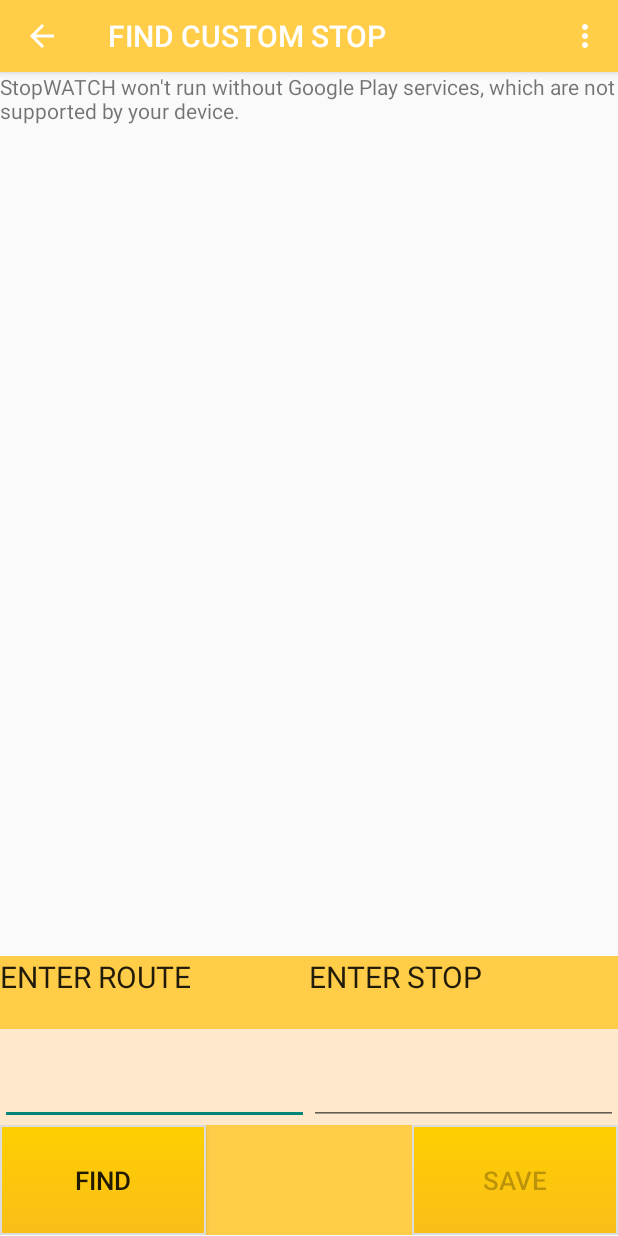
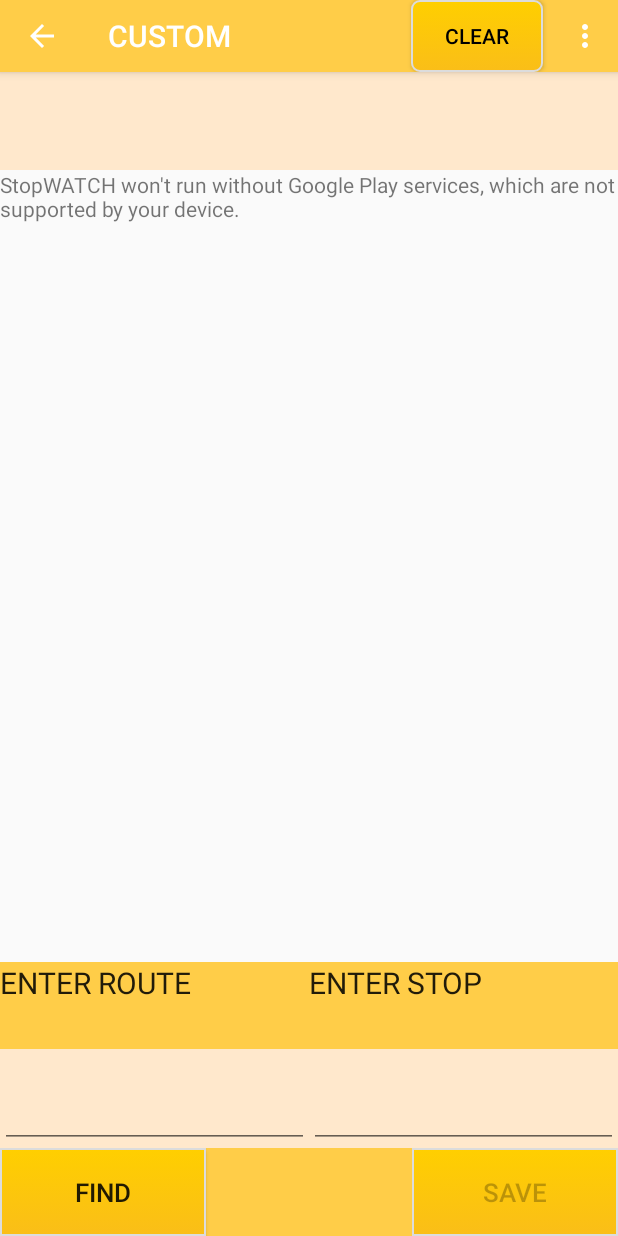
Before and after one commit to brendanwhitebw/stopwatchproject, an Android app: the CustomInput screen opened directly, with no data from a screen before it, after a tap on "FIND", on a phone screen of 412 x 824 dp. Run offline under Robolectric (Android 15) with nearby library versions, the phone set to English and light mode, and no system bars; 1 statement that could not run was skipped; 1 other tap on this screen came first.

Commit message:
address bar added, clear button

```diff
--- a/app/src/main/java/com/eagerbeavers/stopwatch/CustomInput.java
+++ b/app/src/main/java/com/eagerbeavers/stopwatch/CustomInput.java
@@ -35,7 +35,7 @@ import java.util.Locale;
 
 public class CustomInput extends AppCompatActivity implements OnMapReadyCallback {
 
-    EditText StopText,RouteText;
+    EditText StopText,RouteText,AddressText;
     Button AddStop,FindButton;
     private GoogleMap mMap;
     Double lat, lng;
@@ -51,6 +51,7 @@ public class CustomInput extends AppCompatActivity implements OnMapReadyCallback
         setSupportActionBar(toolbar);
         getSupportActionBar().setDisplayHomeAsUpEnabled(true);  // set up toolbar
 
+        AddressText = (EditText)findViewById(R.id.addressText);
         RouteText = (EditText)findViewById(R.id.RouteText);
         StopText = (EditText)findViewById(R.id.StopText);
         AddStop = (Button)findViewById(R.id.AddStop);
@@ -92,7 +93,7 @@ public class CustomInput extends AppCompatActivity implements OnMapReadyCallback
 
     public void FindButton(View view) // find button listener
     {
-        String location = StopText.getText().toString();
+        String location = AddressText.getText().toString();
         mMap.clear(); // clear markers
         List<Address> addressList = null;  // create address list
         if(location != null && !location.equals("")) // if location text field is not empty
@@ -141,9 +142,14 @@ public class CustomInput extends AppCompatActivity implements OnMapReadyCallback
 
         }
         else{
-            Toast toast = Toast.makeText(getApplicationContext(), "Enter stop name", Toast.LENGTH_SHORT);
+            Toast toast = Toast.makeText(getApplicationContext(), "Enter Address", Toast.LENGTH_SHORT);
             toast.show();
         }
+    }
+
+    public void Clear(View view) // button listener
+    {
+        AddressText.setText("");
     }
 
     @Override
--- a/app/src/main/res/layout/activity_custom_input.xml
+++ b/app/src/main/res/layout/activity_custom_input.xml
@@ -18,7 +18,19 @@
             android:layout_width="match_parent"
             android:layout_height="48dp"
             android:background="@color/background"
-            app:popupTheme="@style/AppTheme.PopupOverlay" />
+            app:popupTheme="@style/AppTheme.PopupOverlay">
+
+        <Button
+            android:layout_width="wrap_content"
+            android:layout_height="wrap_content"
+            android:layout_gravity="right"
+            android:textColor="#000"
+            android:text="Clear"
+            android:background="@drawable/curved_button_pattern"
+            android:onClick="Clear"
+            android:layout_marginRight="10dp" />
+
+        </android.support.v7.widget.Toolbar>
 
     </android.support.design.widget.AppBarLayout>
 
--- a/app/src/main/res/layout/content_custom_input.xml
+++ b/app/src/main/res/layout/content_custom_input.xml
@@ -6,7 +6,17 @@
     xmlns:tools="http://schemas.android.com/tools"
     android:orientation="vertical"
     xmlns:android="http://schemas.android.com/apk/res/android"
-    tools:showIn="@layout/activity_custom_input">
+    tools:showIn="@layout/activity_custom_input"
+    android:weightSum="20">
+
+    <EditText
+        android:layout_width="match_parent"
+        android:layout_height="0dp"
+        android:id="@+id/addressText"
+        android:layout_marginTop="48dp"
+        android:background="#ffe8cc"
+        android:layout_weight="1.7"
+        android:text="Enter address" />
 
     <fragment
         tools:context=".MapsActivity"
@@ -18,14 +28,13 @@
         android:id="@+id/map2"
         android:name="com.google.android.gms.maps.SupportMapFragment"
         android:layout_gravity="right"
-        android:layout_weight="12"
-        android:layout_marginTop="48dp" />
+        android:layout_weight="13.6" />
 
     <LinearLayout
         android:orientation="horizontal"
         android:layout_width="match_parent"
         android:layout_height="0dp"
-        android:layout_weight="1"
+        android:layout_weight="1.5"
         android:background="@color/background">
 
         <TextView
@@ -56,7 +65,7 @@
         android:orientation="horizontal"
         android:layout_width="match_parent"
         android:layout_height="0dp"
-        android:layout_weight="1.3"
+        android:layout_weight="1.7"
         android:background="#ffe8cc">
 
 
--- a/app/src/main/res/values/strings.xml
+++ b/app/src/main/res/values/strings.xml
@@ -3,7 +3,7 @@
     <string name="action_settings">Settings</string>
     <string name="title_activity_location_choice">SET STOP</string>
     <string name="title_activity_map">Map</string>
-    <string name="title_activity_custom_input">FIND CUSTOM STOP</string>
+    <string name="title_activity_custom_input">CUSTOM</string>
     <string name="title_activity_settings">SETTINGS</string>
 
 
```
